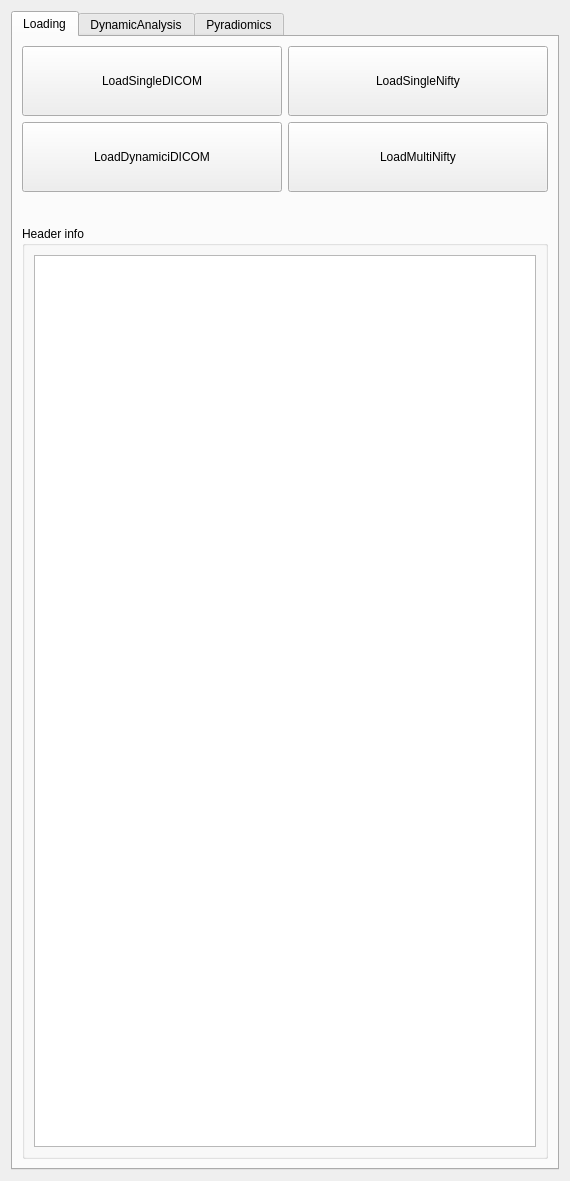
The window that Plugins/US.ToolKit/src/internal/USToolKitViewControls.ui (yexuehua/CEUS) describes before a commit, drawn with Qt 5.
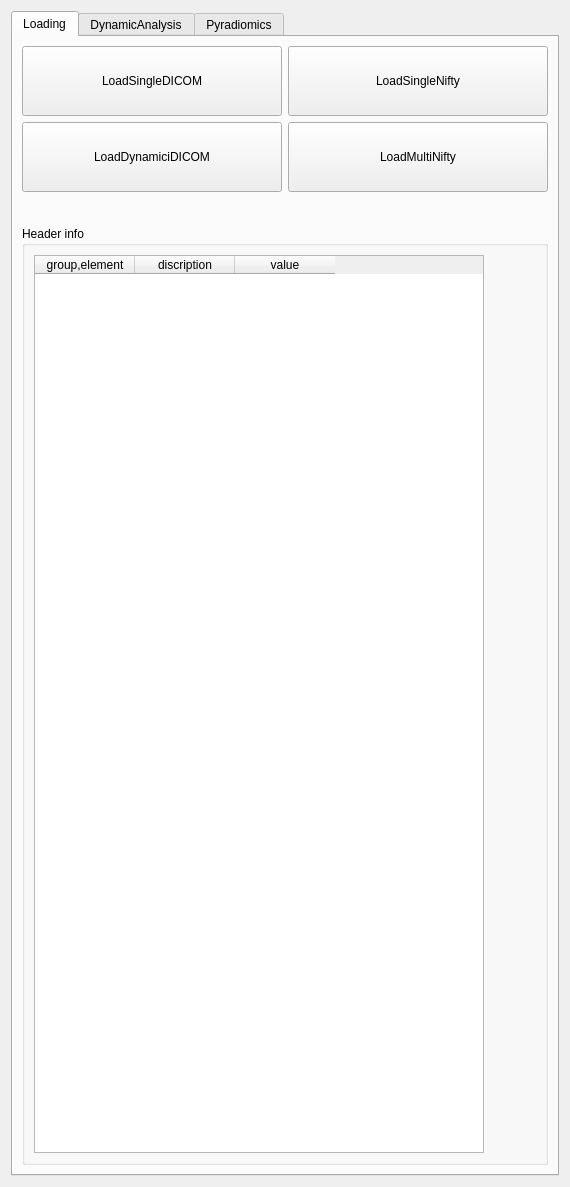
The same window after the commit. The open tabs and pages were chosen to show the change. Icons and pictures are not drawn. Custom widgets are drawn as their Qt base class.

The edit to the form file:
```diff
--- a/Plugins/US.ToolKit/src/internal/USToolKitViewControls.ui
+++ b/Plugins/US.ToolKit/src/internal/USToolKitViewControls.ui
@@ -105,7 +105,35 @@
            </property>
            <layout class="QVBoxLayout" name="verticalLayout_6">
             <item>
-             <widget class="QListView" name="listView"/>
+             <widget class="QTableWidget" name="USLoadTableWidget">
+              <property name="minimumSize">
+               <size>
+                <width>450</width>
+                <height>896</height>
+               </size>
+              </property>
+              <property name="maximumSize">
+               <size>
+                <width>450</width>
+                <height>16777215</height>
+               </size>
+              </property>
+              <column>
+               <property name="text">
+                <string>group,element</string>
+               </property>
+              </column>
+              <column>
+               <property name="text">
+                <string>discription</string>
+               </property>
+              </column>
+              <column>
+               <property name="text">
+                <string>value</string>
+               </property>
+              </column>
+             </widget>
             </item>
            </layout>
           </widget>
```
Left out of the diff: 37 changed lines with no effect on the pictures.
